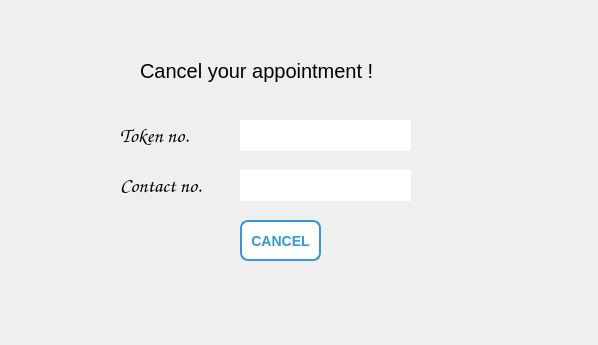
Qt form cancellation.ui (nischalg8/Qt-Doctor-Appointment-System) before a commit.
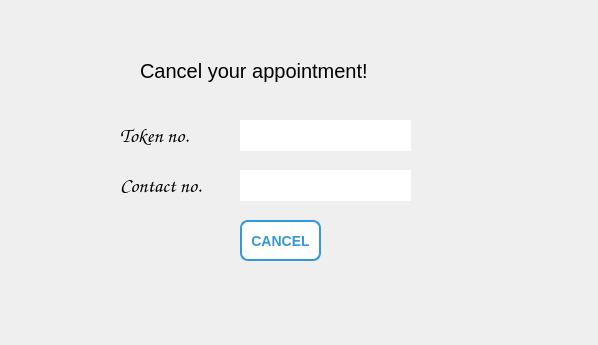
The same form after that commit.

The edit to the form file:
```diff
--- a/cancellation.ui
+++ b/cancellation.ui
@@ -116,7 +116,7 @@
 font-size:20px;</string>
    </property>
    <property name="text">
-    <string>Cancel your appointment !</string>
+    <string>Cancel your appointment!</string>
    </property>
   </widget>
   <widget class="QLabel" name="label_3">
```
Left out of the diff: 22 changed lines with no effect on the pictures.
